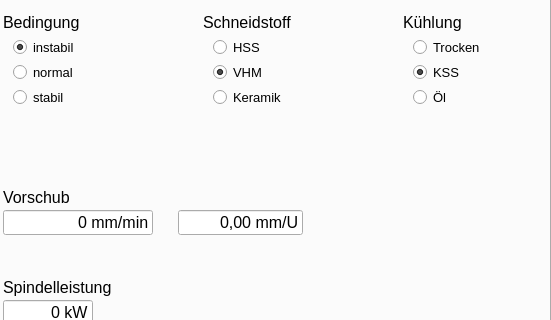
The window that mainwindow.ui (EinRainerZufall/SpaeneRechner) describes before a commit, drawn with Qt 5; both pictures show x 449 to 1000 and y 246 to 566 of the 1000 by 700 pixel window.
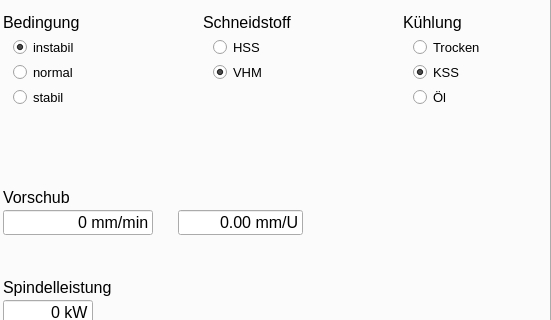
The same window after the commit. The open tabs and pages were chosen to show the change. Icons and pictures are not drawn.

Commit message: add drill tab

```diff
--- a/mainwindow.ui
+++ b/mainwindow.ui
@@ -3199,25 +3199,6 @@
         <bool>true</bool>
        </property>
       </widget>
-      <widget class="QRadioButton" name="SchnKeramikBohren">
-       <property name="geometry">
-        <rect>
-         <x>10</x>
-         <y>50</y>
-         <width>90</width>
-         <height>25</height>
-        </rect>
-       </property>
-       <property name="font">
-        <font>
-         <family>Arial</family>
-         <pointsize>10</pointsize>
-        </font>
-       </property>
-       <property name="text">
-        <string>Keramik</string>
-       </property>
-      </widget>
      </widget>
      <widget class="QLabel" name="VcOutBohren">
       <property name="geometry">
@@ -3472,7 +3453,7 @@
        </rect>
       </property>
       <property name="text">
-       <string>0,00 mm/U</string>
+       <string>0.00 mm/U</string>
       </property>
       <property name="alignment">
        <set>Qt::AlignRight|Qt::AlignTrailing|Qt::AlignVCenter</set>
```
Left out of the diff: 2 changed lines with no effect on the pictures. The commit also changes 7 other files.
